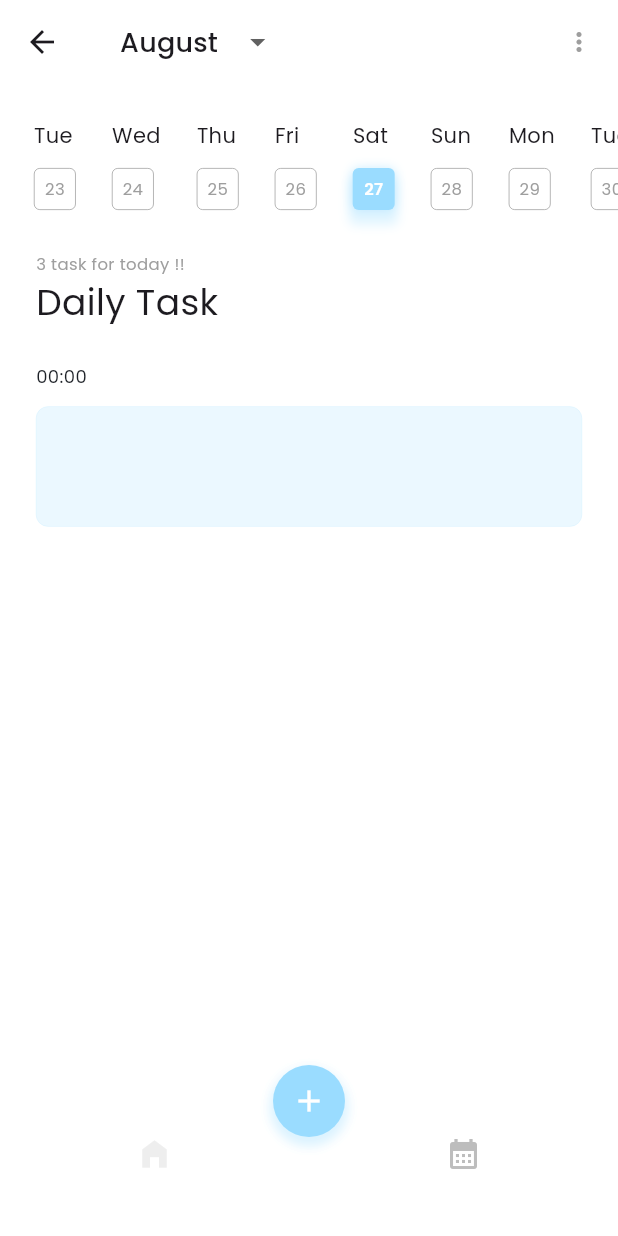
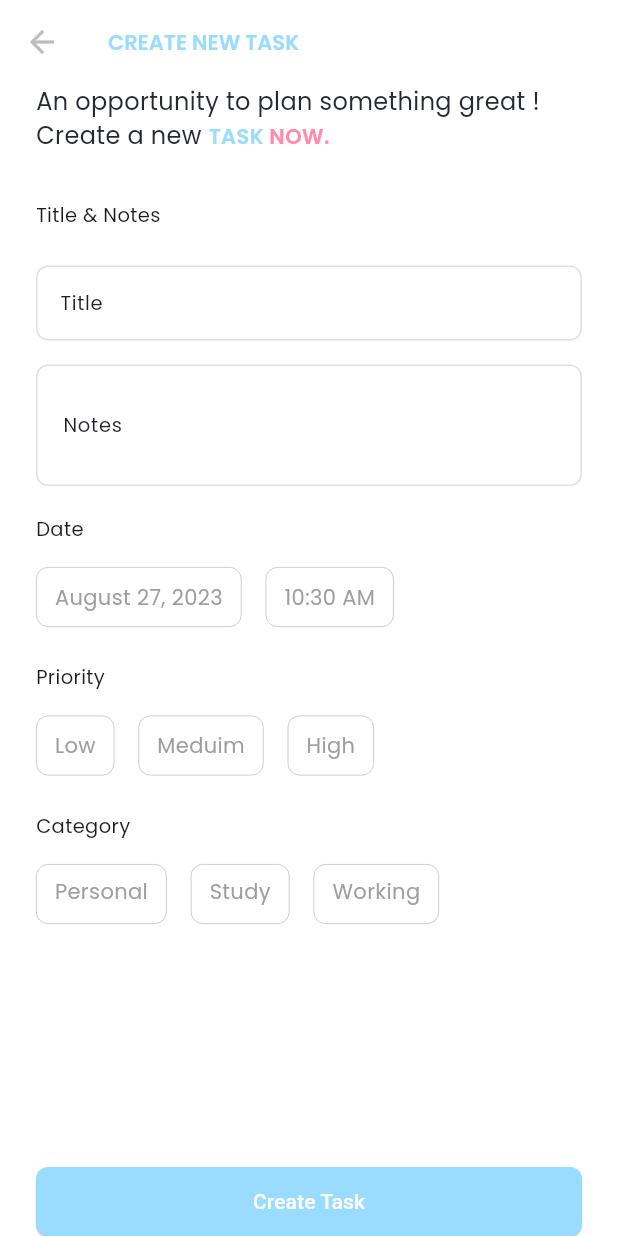
Before and after one commit to cookkiees/flutter_task_app, a Flutter app: the MainScreen screen opened by its route, item 2 of the bottom bar chosen, after a tap on the "add" icon, on a phone screen of 412 x 824 dp. Run offline on Flutter 3.47's test engine with Material 3 defaults, Android fonts, the phone set to English and light mode, and no system bars; our stand-ins replace cached_network_image, carousel_slider, cloud_firestore, firebase_auth, firebase_core, get and 3 more; accounts and stored records are empty.

Commit message:
Add Create Task Screen

```diff
--- /dev/null
+++ b/lib/app/components/my_global_container_widget.dart
@@ -0,0 +1,49 @@
+import 'package:flutter/material.dart';
+
+import '../theme/utils/my_colors.dart';
+
+class MyGlobalContainerWidget extends StatelessWidget {
+  const MyGlobalContainerWidget({
+    super.key,
+    this.child,
+    this.color = MyColors.blue,
+    this.isSelected = false,
+    this.alignment = Alignment.center,
+  });
+
+  final Widget? child;
+  final bool? isSelected;
+  final Color color;
+  final AlignmentGeometry? alignment;
+  @override
+  Widget build(BuildContext context) {
+    return Container(
+      height: 40,
+      alignment: alignment,
+      padding: const EdgeInsets.symmetric(horizontal: 12),
+      decoration: BoxDecoration(
+        border: isSelected == true
+            ? null
+            : Border.all(width: 0.5, color: Colors.grey[400]!),
+        borderRadius: BorderRadius.circular(8),
+        color: color,
+        boxShadow: isSelected == true
+            ? [
+                BoxShadow(
+                  color: color.withOpacity(0.3),
+                  blurRadius: 5,
+                  spreadRadius: 2,
+                  offset: const Offset(0, 8),
+                ),
+                BoxShadow(
+                  color: color.withOpacity(0.5),
+                  blurRadius: 5,
+                  offset: const Offset(0, 0),
+                ),
+              ]
+            : [],
+      ),
+      child: child,
+    );
+  }
+}
--- a/lib/app/components/my_global_textformfield_widget.dart
+++ b/lib/app/components/my_global_textformfield_widget.dart
@@ -13,33 +13,52 @@ class MyGlobalTextFormFieldWidget extends StatelessWidget {
     this.controller,
     this.suffixIcon,
     this.obscureText = false,
+    this.isCollapsed = false,
+    this.isDense = false,
+    this.expands = false,
+    this.constraints = const BoxConstraints(maxHeight: 50),
+    this.contentPadding,
+    this.helperText,
   });
-
+  final EdgeInsetsGeometry? contentPadding;
+  final BoxConstraints? constraints;
   final String? labelText;
   final String? hintText;
   final String? errorText;
+  final String? helperText;
+
   final Widget? prefixIcon;
   final Widget? suffixIcon;
   final bool obscureText;
+  final bool isCollapsed;
+  final bool isDense;
+  final bool expands;
 
   final TextEditingController? controller;
 
   @override
   Widget build(BuildContext context) {
     return TextFormField(
+      expands: expands,
       controller: controller,
       style: MyText.titleStyle(),
       cursorColor: MyColors.darkPrimary,
       cursorWidth: 1.5,
       obscureText: obscureText,
+      maxLines: expands == false ? 1 : null,
+      minLines: null,
       decoration: InputDecoration(
+        isDense: isDense,
+        isCollapsed: isCollapsed,
         suffixIcon: suffixIcon,
         prefixIcon: prefixIcon,
         errorText: errorText,
         hintText: hintText,
+        helperText: helperText,
         hintStyle: MyText.subtitleStyle(),
-        constraints: const BoxConstraints(maxHeight: 50),
-        labelStyle: MyText.titleStyle(),
+        constraints: constraints,
+        labelStyle: MyText.titleStyle(color: MyColors.darkPrimary),
+        contentPadding: contentPadding,
         label: Text(
           '$labelText',
           style: MyText.defaultStyle(fontSize: 13),
--- a/lib/app/modules/home/controller/home_controller.dart
+++ b/lib/app/modules/home/controller/home_controller.dart
@@ -41,7 +41,7 @@ class HomeController extends GetxController {
     }
   }
 
-  final userViewModel = Rx<UserBaseViewModel?>(null);
+  final userViewModel = Rx<UserBaseViewModel>(UserBaseViewModel());
   Future<void> fetchUserAndConvertViewModel() async {
     isLoadingUser.value = true;
     try {
--- a/lib/app/modules/home/home_screen.dart
+++ b/lib/app/modules/home/home_screen.dart
@@ -1,3 +1,4 @@
+import 'package:cached_network_image/cached_network_image.dart';
 import 'package:carousel_slider/carousel_slider.dart';
 import 'package:flutter/material.dart';
 import 'package:get/get.dart';
@@ -316,27 +317,17 @@ class HomeScreen extends GetView<HomeController> {
   }
 
   Widget _buildUserViewData() {
-    // final image = controller.userViewModel.value?.photoUrl;
     return Row(
       children: [
         Obx(
           () => controller.isLoadingUser.value
               ? const SizedBox.shrink()
-              : const CircleAvatar(
+              : CircleAvatar(
                   radius: 22.0,
-                  backgroundColor: MyColors.darkPrimary,
-                  backgroundImage: AssetImage(
-                    'assets/avatars/1.jpg',
-                  ),
-                  // child: controller.userViewModel.value!.photoUrl != null
-                  //     ? CachedNetworkImage(
-                  //         imageUrl: image ?? '',
-                  //         placeholder: (context, url) =>
-                  //             const SizedBox.shrink(),
-                  //         errorWidget: (context, url, error) =>
-                  //             const SizedBox.shrink(),
-                  //       )
-                  //     : null,
+                  backgroundColor: MyColors.blue,
+                  child: ClipRRect(
+                      borderRadius: BorderRadius.circular(25),
+                      child: Image.asset('assets/avatars/1.jpg')),
                 ),
         ),
         const SizedBox(width: 16),
@@ -354,7 +345,7 @@ class HomeScreen extends GetView<HomeController> {
               () => controller.isLoadingUser.value
                   ? const SizedBox.shrink()
                   : Text(
-                      controller.userViewModel.value?.name ?? '',
+                      controller.userViewModel.value.name ?? '',
                       style: MyText.defaultStyle(
                         color: MyColors.darkPrimary,
                         fontSize: 14,
--- a/lib/app/modules/main/main_screen.dart
+++ b/lib/app/modules/main/main_screen.dart
@@ -1,5 +1,6 @@
 import 'package:flutter/material.dart';
 import 'package:get/get.dart';
+import 'package:task_app/app/routes/app_routes.dart';
 
 import '../../theme/utils/my_colors.dart';
 import '../../theme/utils/my_strings.dart';
@@ -7,7 +8,6 @@ import '../home/home_screen.dart';
 import '../schedule/controllers/schedule_controller.dart';
 import '../schedule/schedule_screen.dart';
 import 'controllers/main_controller.dart';
-
 
 class MainScreen extends GetView<MainController> {
   const MainScreen({super.key});
@@ -55,7 +55,9 @@ class MainScreen extends GetView<MainController> {
         ],
       ),
       child: FloatingActionButton(
-        onPressed: () {},
+        onPressed: () {
+          Get.toNamed(AppRoutes.scheduleCreate);
+        },
         elevation: 0,
         shape: RoundedRectangleBorder(
           borderRadius: BorderRadius.circular(50),
--- a/lib/app/modules/schedule/controllers/schedule_controller.dart
+++ b/lib/app/modules/schedule/controllers/schedule_controller.dart
@@ -9,7 +9,20 @@ class ScheduleController extends GetxController {
   List<String> months = DateFormat('MMMM').dateSymbols.MONTHS;
   RxString selectedMonth = DateFormat('MMMM').format(DateTime.now()).obs;
 
-  var selectedDay = RxInt(DateTime.now().day);
+  late ScrollController scrollController;
+  RxInt selectedDay = RxInt(DateTime.now().day);
+  Rx<DateTime?> selectedDate = Rx<DateTime?>(null);
+  Rx<TimeOfDay?> selectedTime = Rx<TimeOfDay?>(null);
+  Rx<String> selectedCategory = ''.obs;
+  Rx<String> selectedPriority = ''.obs;
+
+  void setSelectedPriority(String value) {
+    selectedPriority.value = value;
+  }
+
+  void setSelectedCategory(String value) {
+    selectedCategory.value = value;
+  }
 
   void setSelectedDay(int day) {
     selectedDay.value = day;
@@ -28,8 +41,6 @@ class ScheduleController extends GetxController {
     return List<int>.generate(daysInMonth, (index) => index + 1);
   }
 
-  late ScrollController scrollController;
-
   @override
   void onInit() {
     super.onInit();
--- /dev/null
+++ b/lib/app/modules/schedule/schedule_create_screen.dart
@@ -0,0 +1,140 @@
+import 'package:flutter/material.dart';
+import 'package:get/get.dart';
+import 'package:task_app/app/components/my_global_elevatedbutton_widget.dart';
+import 'package:task_app/app/theme/utils/my_colors.dart';
+
+import '../../components/my_global_textformfield_widget.dart';
+import '../../theme/utils/my_strings.dart';
+import 'controllers/schedule_controller.dart';
+import 'widgets/schedule_category_widget.dart';
+import 'widgets/schedule_choice_date_widget.dart';
+import 'widgets/schedule_priority_widget.dart';
+
+class ScheduleCreateScreen extends GetView<ScheduleController> {
+  const ScheduleCreateScreen({super.key});
+
+  @override
+  Widget build(BuildContext context) {
+    return Scaffold(
+      backgroundColor: Colors.white,
+      appBar: AppBar(
+        backgroundColor: Colors.white,
+        surfaceTintColor: Colors.white,
+        title: Text(
+          'CREATE NEW TASK',
+          style: MyText.defaultStyle(
+            color: MyColors.blue,
+            fontSize: 14,
+            fontWeight: FontWeight.w600,
+          ),
+        ),
+        leading: IconButton(
+          onPressed: () => Get.back(),
+          icon: Icon(
+            Icons.arrow_back,
+            size: 24.0,
+            color: Colors.grey[400]!,
+          ),
+        ),
+      ),
+      bottomNavigationBar: SafeArea(
+        child: Padding(
+          padding: const EdgeInsets.only(left: 24, right: 24, top: 24),
+          child: MyGlobalElevatedButtonWidget(
+            side: BorderSide.none,
+            backgroundColor: MyColors.blue,
+            onPressed: () {},
+            child: const Text('Create Task'),
+          ),
+        ),
+      ),
+      body: SafeArea(
+        child: SingleChildScrollView(
+          child: Container(
+            padding: const EdgeInsets.only(),
+            child: Column(
+              crossAxisAlignment: CrossAxisAlignment.start,
+              mainAxisSize: MainAxisSize.min,
+              children: [
+                _buildHeader(),
+                _buildFieldTitleAndDescription(),
+                const ScheduleChoiceDateWidget(),
+                const SchedulePriorityWidget(),
+                const ScheduleCategoryWidget(),
+              ],
+            ),
+          ),
+        ),
+      ),
+    );
+  }
+
+  Padding _buildHeader() {
+    return Padding(
+      padding: const EdgeInsets.only(left: 24, right: 24, bottom: 32),
+      child: Text.rich(
+        TextSpan(
+          children: [
+            TextSpan(
+              text: 'An opportunity to plan something great ! Create a new ',
+              style: MyText.defaultStyle(
+                color: MyColors.darkSecondary,
+                fontSize: 16,
+              ),
+            ),
+            TextSpan(
+              text: 'TASK',
+              style: MyText.defaultStyle(
+                color: MyColors.blue,
+                fontSize: 14,
+                fontWeight: FontWeight.w600,
+              ),
+            ),
+            TextSpan(
+              text: ' NOW.',
+              style: MyText.defaultStyle(
+                color: MyColors.red,
+                fontSize: 14,
+                fontWeight: FontWeight.w600,
+              ),
+            ),
+          ],
+        ),
+      ),
+    );
+  }
+
+  Padding _buildFieldTitleAndDescription() {
+    return Padding(
+      padding: const EdgeInsets.symmetric(horizontal: 24),
+      child: Column(
+        crossAxisAlignment: CrossAxisAlignment.start,
+        children: [
+          Text(
+            'Title & Notes',
+            style: MyText.defaultStyle(fontSize: 13),
+          ),
+          const SizedBox(height: 24),
+          const MyGlobalTextFormFieldWidget(
+            labelText: 'Title',
+            hintText: 'Enter a title',
+          ),
+          const SizedBox(height: 16),
+          const SizedBox(
+            height: 100,
+            child: MyGlobalTextFormFieldWidget(
+              expands: true,
+              isCollapsed: true,
+              isDense: true,
+              contentPadding: EdgeInsets.all(14),
+              constraints: BoxConstraints(maxHeight: 100),
+              labelText: 'Notes',
+              hintText: 'Enter a Notes',
+              helperText: '',
+            ),
+          ),
+        ],
+      ),
+    );
+  }
+}
--- /dev/null
+++ b/lib/app/modules/schedule/widgets/schedule_category_widget.dart
@@ -0,0 +1,75 @@
+import 'package:flutter/material.dart';
+import 'package:get/get.dart';
+import 'package:task_app/app/theme/utils/my_colors.dart';
+
+import '../../../components/my_global_container_widget.dart';
+import '../../../theme/utils/my_strings.dart';
+import '../controllers/schedule_controller.dart';
+
+class ScheduleCategoryWidget extends GetView<ScheduleController> {
+  const ScheduleCategoryWidget({Key? key}) : super(key: key);
+
+  @override
+  Widget build(BuildContext context) {
+    var categories = [
+      'Personal',
+      'Study',
+      'Working',
+    ];
+    List<Color> colors = [
+      MyColors.blue,
+      MyColors.orange,
+      MyColors.red,
+    ];
+    return Padding(
+      padding: const EdgeInsets.only(left: 24, bottom: 24, right: 24),
+      child: Column(
+        mainAxisSize: MainAxisSize.min,
+        crossAxisAlignment: CrossAxisAlignment.start,
+        children: [
+          Text(
+            'Category',
+            style: MyText.defaultStyle(fontSize: 13),
+          ),
+          const SizedBox(height: 16),
+          Obx(
+            () => Wrap(
+              spacing: 16,
+              runSpacing: 16,
+              direction: Axis.horizontal,
+              children: categories.asMap().entries.map((entry) {
+                final int index = entry.key;
+                final String category = entry.value;
+                final isSelected =
+                    controller.selectedCategory.value == category;
+                return InkWell(
+                  radius: 8,
+                  onTap: () {
+                    controller.setSelectedCategory(category);
+                  },
+                  child: MyGlobalContainerWidget(
+                    isSelected: isSelected,
+                    alignment: null,
+                    color: isSelected ? colors[index] : Colors.white,
+                    child: Padding(
+                      padding: const EdgeInsets.symmetric(vertical: 8),
+                      child: Text(
+                        category,
+                        style: MyText.defaultStyle(
+                          fontSize: 14,
+                          color: isSelected ? Colors.white : Colors.grey,
+                          fontWeight:
+                              isSelected ? FontWeight.w500 : FontWeight.normal,
+                        ),
+                      ),
+                    ),
+                  ),
+                );
+              }).toList(),
+            ),
+          )
+        ],
+      ),
+    );
+  }
+}
--- /dev/null
+++ b/lib/app/modules/schedule/widgets/schedule_choice_date_widget.dart
@@ -0,0 +1,136 @@
+import 'package:flutter/cupertino.dart';
+import 'package:flutter/material.dart';
+import 'package:get/get.dart';
+import 'package:intl/intl.dart';
+
+import '../../../components/my_global_container_widget.dart';
+import '../../../theme/utils/my_colors.dart';
+import '../../../theme/utils/my_strings.dart';
+import '../controllers/schedule_controller.dart';
+
+class ScheduleChoiceDateWidget extends GetView<ScheduleController> {
+  const ScheduleChoiceDateWidget({super.key});
+
+  @override
+  Widget build(BuildContext context) {
+    return Column(
+      crossAxisAlignment: CrossAxisAlignment.start,
+      children: [
+        Padding(
+          padding: const EdgeInsets.symmetric(horizontal: 24),
+          child: Text(
+            'Date',
+            style: MyText.defaultStyle(fontSize: 13),
+          ),
+        ),
+        const SizedBox(height: 16),
+        Padding(
+          padding: const EdgeInsets.symmetric(horizontal: 24),
+          child: Row(
+            children: [
+              Obx(() {
+                return InkWell(
+                  radius: 8,
+                  onTap: () async {
+                    await selectDate();
+                  },
+                  child: MyGlobalContainerWidget(
+                    isSelected: controller.selectedDate.value != null,
+                    color: controller.selectedDate.value != null
+                        ? MyColors.blue
+                        : Colors.white,
+                    child: Text(
+                      controller.selectedDate.value != null
+                          ? DateFormat.yMMMMd('en_US')
+                              .format(controller.selectedDate.value!)
+                          : DateFormat.yMMMMd('en_US').format(
+                              DateTime.now(),
+                            ),
+                      style: MyText.defaultStyle(
+                        color: controller.selectedDate.value != null
+                            ? Colors.white
+                            : Colors.grey,
+                        fontWeight: controller.selectedDate.value != null
+                            ? FontWeight.w500
+                            : null,
+                      ),
+                    ),
+                  ),
+                );
+              }),
+              const SizedBox(width: 16),
+              Obx(
+                () => InkWell(
+                  onTap: () async {
+                    await selectTime();
+                  },
+                  child: MyGlobalContainerWidget(
+                    isSelected: controller.selectedTime.value != null,
+                    color: controller.selectedTime.value != null
+                        ? MyColors.orange
+                        : Colors.white,
+                    child: Text(
+                      controller.selectedTime.value != null
+                          ? controller.selectedTime.value!.format(context)
+                          : TimeOfDay.now().format(context),
+                      style: MyText.defaultStyle(
+                        color: controller.selectedTime.value != null
+                            ? Colors.white
+                            : Colors.grey,
+                        fontWeight: controller.selectedTime.value != null
+                            ? FontWeight.w500
+                            : null,
+                      ),
+                    ),
+                  ),
+                ),
+              ),
+            ],
+          ),
+        ),
+      ],
+    );
+  }
+
+  Future<void> selectTime() async {
+    TimeOfDay? picked = await showTimePicker(
+      context: Get.context!,
+      initialTime: TimeOfDay.now(),
+      initialEntryMode: TimePickerEntryMode.inputOnly,
+    );
+
+    if (picked != null && picked != controller.selectedTime.value) {
+      controller.selectedTime.value = picked;
+    }
+  }
+
+  Future<void> selectDate() async {
+    DateTime? picked = await showCupertinoModalPopup(
+      context: Get.context!,
+      builder: (BuildContext context) {
+        return Container(
+          height: 300.0,
+          decoration: const BoxDecoration(
+              color: Colors.white,
+              borderRadius: BorderRadius.only(
+                topLeft: Radius.circular(25),
+                topRight: Radius.circular(25),
+              )),
+          child: CupertinoDatePicker(
+            mode: CupertinoDatePickerMode.date,
+            initialDateTime: controller.selectedDate.value,
+            minimumDate: DateTime(2000),
+            maximumDate: DateTime(2101),
+            onDateTimeChanged: (DateTime newDate) {
+              controller.selectedDate.value = newDate;
+            },
+          ),
+        );
+      },
+    );
+
+    if (picked != null && picked != controller.selectedDate.value) {
+      controller.selectedDate.value = picked;
+    }
+  }
+}
--- /dev/null
+++ b/lib/app/modules/schedule/widgets/schedule_priority_widget.dart
@@ -0,0 +1,71 @@
+import 'package:flutter/material.dart';
+import 'package:get/get.dart';
+import 'package:task_app/app/modules/schedule/controllers/schedule_controller.dart';
+import 'package:task_app/app/theme/utils/my_colors.dart';
+
+import '../../../components/my_global_container_widget.dart';
+import '../../../theme/utils/my_strings.dart';
+
+class SchedulePriorityWidget extends GetView<ScheduleController> {
+  const SchedulePriorityWidget({
+    super.key,
+  });
+
+  @override
+  Widget build(BuildContext context) {
+    List<String> priority = [
+      'Low',
+      'Meduim',
+      'High',
+    ];
+    List<Color> colors = [
+      MyColors.blue,
+      MyColors.orange,
+      MyColors.red,
+    ];
+    return Padding(
+      padding: const EdgeInsets.all(24),
+      child: Column(
+        crossAxisAlignment: CrossAxisAlignment.start,
+        children: [
+          Text(
+            'Priority',
+            style: MyText.defaultStyle(fontSize: 13),
+          ),
+          const SizedBox(height: 16),
+          Obx(
+            () => Row(
+              children: priority.asMap().entries.map((entry) {
+                final int index = entry.key;
+                final String category = entry.value;
+                final isSelected =
+                    controller.selectedPriority.value == category;
+                return Padding(
+                  padding: const EdgeInsets.only(right: 16),
+                  child: InkWell(
+                    radius: 8,
+                    onTap: () {
+                      controller.setSelectedPriority(category);
+                    },
+                    child: MyGlobalContainerWidget(
+                      isSelected: isSelected,
+                      color: isSelected ? colors[index] : Colors.white,
+                      child: Text(
+                        category,
+                        style: MyText.defaultStyle(
+                          fontSize: 14,
+                          color: isSelected ? Colors.white : Colors.grey,
+                          fontWeight: isSelected ? FontWeight.w500 : null,
+                        ),
+                      ),
+                    ),
+                  ),
+                );
+              }).toList(),
+            ),
+          )
+        ],
+      ),
+    );
+  }
+}
--- a/lib/app/routes/app_pages.dart
+++ b/lib/app/routes/app_pages.dart
@@ -6,10 +6,10 @@ import 'package:task_app/app/modules/authentication/sign_up/sign_up_screen.dart'
 import 'package:task_app/app/modules/main/controllers/main_binding.dart';
 import 'package:task_app/app/modules/main/main_screen.dart';
 
-
 import '../modules/home/controller/home_binding.dart';
 import '../modules/home/home_screen.dart';
 import '../modules/schedule/controllers/schedule_binding.dart';
+import '../modules/schedule/schedule_create_screen.dart';
 import '../modules/schedule/schedule_screen.dart';
 import 'app_routes.dart';
 
@@ -45,6 +45,11 @@ abstract class AppPages {
       name: AppRoutes.schedule,
       page: () => const ScheduleScreen(),
       binding: ScheduleBinding(),
+    ),
+    GetPage(
+      name: AppRoutes.scheduleCreate,
+      page: () => const ScheduleCreateScreen(),
+      binding: ScheduleBinding(),
     )
   ];
 }
--- a/lib/app/routes/app_routes.dart
+++ b/lib/app/routes/app_routes.dart
@@ -5,4 +5,5 @@ abstract class AppRoutes {
   static const main = '/main';
   static const home = '/home';
   static const schedule = '/schedule';
+  static const scheduleCreate = '/schedule-create';
 }
--- a/lib/app/theme/utils/my_colors.dart
+++ b/lib/app/theme/utils/my_colors.dart
@@ -7,6 +7,8 @@ class MyColors {
   static const lightSecondary = Color(0xFFAAAEB6);
 
   static const blue = Color(0xFF9ADCFF);
-
+  static const orange = Color.fromARGB(255, 255, 206, 154);
+  static const yellow = Color.fromARGB(255, 251, 255, 133);
+  static const red = Color(0xFFFF8AAE);
   static const button = Colors.blue;
 }
--- a/lib/main.dart
+++ b/lib/main.dart
@@ -4,6 +4,7 @@ import 'package:get/get.dart';
 import 'package:task_app/app/core/helpers/task_logger.dart';
 import 'package:task_app/app/core/local_storage/shared_preference.dart';
 import 'package:task_app/app/core/services/firebase_binding.dart';
+import 'package:task_app/app/theme/utils/my_colors.dart';
 import 'app/routes/app_pages.dart';
 import 'app/routes/app_routes.dart';
 import 'firebase_options.dart';
@@ -39,6 +40,9 @@ class MyApp extends StatelessWidget {
       defaultTransition: Transition.fade,
       initialBinding: FirebaseBinding(),
       getPages: AppPages.pages,
+      theme: ThemeData(
+        primaryColor: MyColors.blue,
+      ),
     );
   }
 }
```
